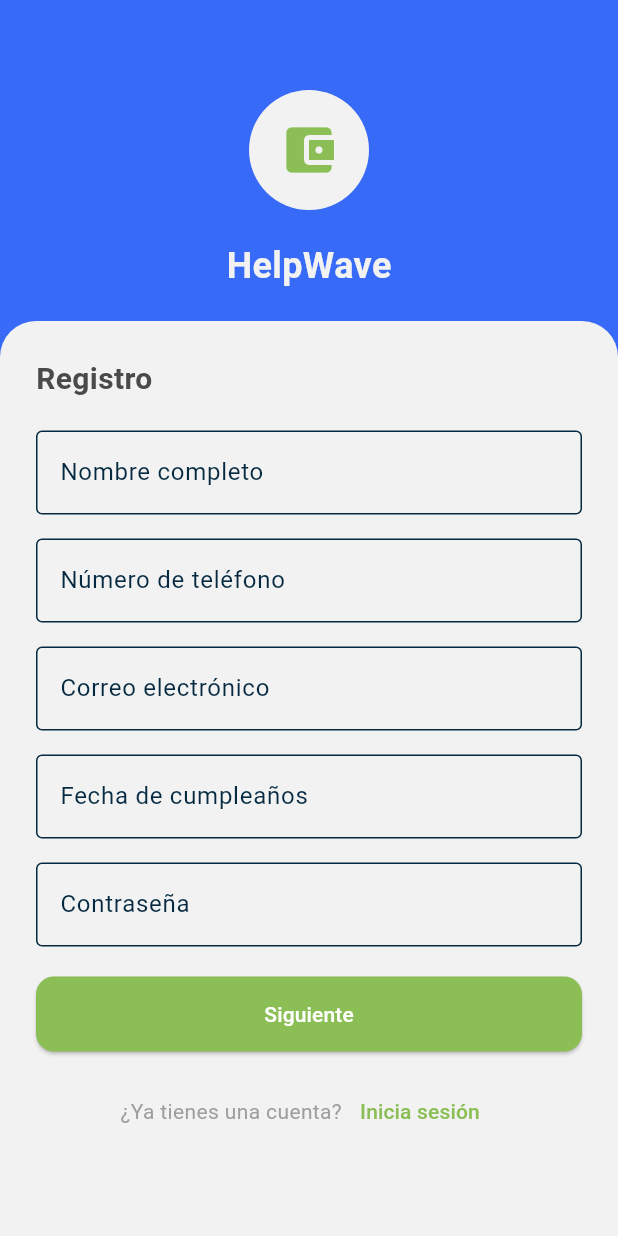
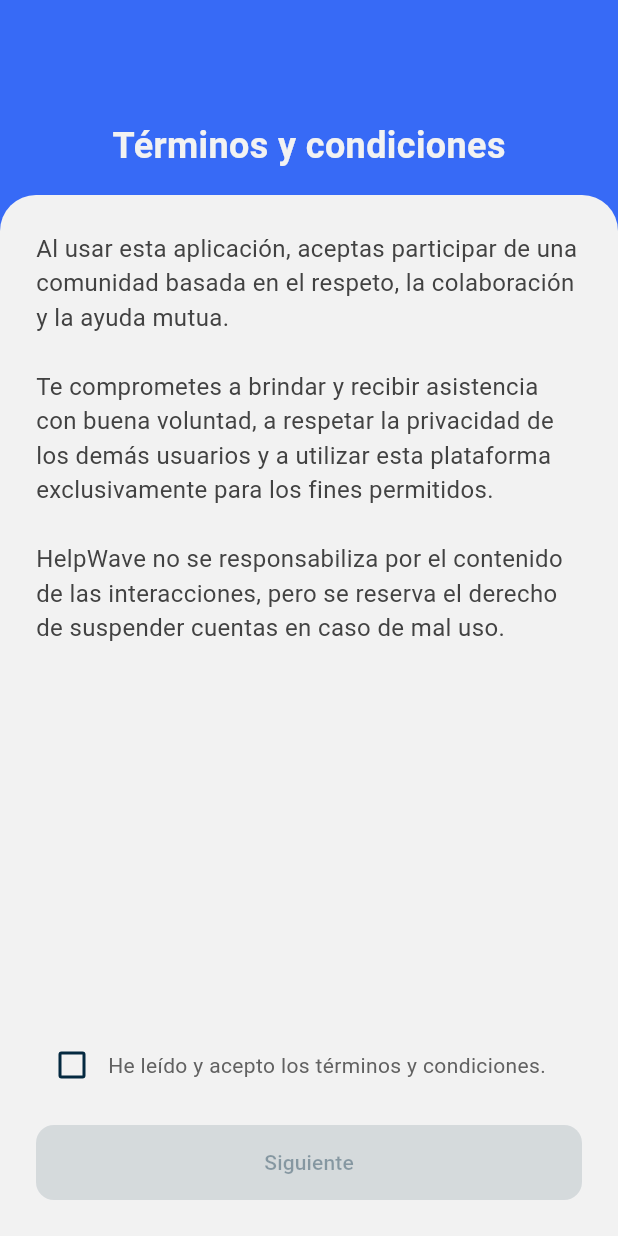
Before and after one commit to Helpwave-App/helpwave_mobile_app, a Flutter app: the SignUpScreen screen opened by its route, after a tap on "Siguiente", on a phone screen of 412 x 824 dp. Run offline on Flutter 3.47's test engine with Material 3 defaults, Android fonts, the phone set to English and light mode, and no system bars; our stand-ins replace flutter_riverpod, permission_handler; missing offline and left inert: agora_rtc_engine.

Commit message:
Add Terms and Conditions screen

```diff
--- a/lib/src/common/animations/animated_route.dart
+++ b/lib/src/common/animations/animated_route.dart
@@ -18,7 +18,7 @@ enum RouteTransitionType {
   modalFromBottom, // From bottom to top
 }
 
-Route animatedRouteTo(Widget page,
+Route animatedRouteTo(BuildContext context, Widget page,
     {Duration duration = const Duration(milliseconds: 1000),
     RouteTransitionType type = RouteTransitionType.fadeUp,
     Curve curve = Curves.fastOutSlowIn}) {
--- a/lib/src/features/auth/presentation/sign_in_screen.dart
+++ b/lib/src/features/auth/presentation/sign_in_screen.dart
@@ -86,7 +86,7 @@ class SignInScreen extends StatelessWidget {
                         TextButton(
                           onPressed: () {
                             Navigator.of(context).push(animatedRouteTo(
-                                const SignUpScreen(),
+                                context, const SignUpScreen(),
                                 duration: Duration(milliseconds: 200),
                                 curve: Curves.easeInOut));
                           },
--- a/lib/src/features/auth/presentation/sign_up_screen.dart
+++ b/lib/src/features/auth/presentation/sign_up_screen.dart
@@ -1,7 +1,9 @@
 import 'package:flutter/material.dart';
 
 import '../../../common/animations/animated_route.dart';
+import '../../../routing/app_router.dart';
 import 'sign_in_screen.dart';
+import 'terms_and_conditions_screen.dart';
 
 class SignUpScreen extends StatelessWidget {
   const SignUpScreen({super.key});
@@ -89,7 +91,12 @@ class SignUpScreen extends StatelessWidget {
                     ),
                     const SizedBox(height: 20),
                     ElevatedButton(
-                      onPressed: () {},
+                      onPressed: () {
+                        Navigator.of(context).push(animatedRouteTo(
+                            context, const TermsAndConditionsScreen(),
+                            duration: Duration(milliseconds: 200),
+                            curve: Curves.easeInOut));
+                      },
                       style: ElevatedButton.styleFrom(
                         minimumSize: const Size.fromHeight(50),
                         backgroundColor: Theme.of(context).colorScheme.tertiary,
@@ -106,7 +113,7 @@ class SignUpScreen extends StatelessWidget {
                           TextButton(
                             onPressed: () {
                               Navigator.of(context).push(animatedRouteTo(
-                                  const SignInScreen(),
+                                  context, const SignInScreen(),
                                   duration: Duration(milliseconds: 200),
                                   curve: Curves.easeInOut));
                             },
--- /dev/null
+++ b/lib/src/features/auth/presentation/terms_and_conditions_screen.dart
@@ -0,0 +1,101 @@
+import 'package:flutter/material.dart';
+
+class TermsAndConditionsScreen extends StatefulWidget {
+  const TermsAndConditionsScreen({super.key});
+
+  @override
+  State<TermsAndConditionsScreen> createState() =>
+      _TermsAndConditionsScreenState();
+}
+
+class _TermsAndConditionsScreenState extends State<TermsAndConditionsScreen> {
+  bool _accepted = false;
+
+  void _onCheckboxChanged(bool? value) {
+    setState(() {
+      _accepted = value ?? false;
+    });
+  }
+
+  void _onNextPressed() {
+    if (_accepted) {
+      // Aquí iría la navegación a la siguiente pantalla
+      ScaffoldMessenger.of(context).showSnackBar(
+        const SnackBar(content: Text('Continuando con el registro...')),
+      );
+    }
+  }
+
+  @override
+  Widget build(BuildContext context) {
+    return Scaffold(
+      backgroundColor: Theme.of(context).colorScheme.secondary,
+      body: Column(
+        children: [
+          const SizedBox(height: 80),
+          Padding(
+            padding: const EdgeInsets.symmetric(horizontal: 24),
+            child: Text(
+              'Términos y condiciones',
+              style: TextStyle(
+                color: Theme.of(context).colorScheme.surface,
+                fontSize: 24,
+                fontWeight: FontWeight.bold,
+              ),
+            ),
+          ),
+          const SizedBox(height: 16),
+          Expanded(
+            child: Container(
+              padding: const EdgeInsets.all(24),
+              decoration: BoxDecoration(
+                color: Theme.of(context).colorScheme.surface,
+                borderRadius:
+                    const BorderRadius.vertical(top: Radius.circular(24)),
+              ),
+              child: Column(
+                crossAxisAlignment: CrossAxisAlignment.start,
+                children: [
+                  Expanded(
+                    child: SingleChildScrollView(
+                      child: Text(
+                        // Aquí puedes reemplazar con tu texto real
+                        'Al usar esta aplicación, aceptas participar de una comunidad basada en el respeto, la colaboración y la ayuda mutua.\n\n'
+                        'Te comprometes a brindar y recibir asistencia con buena voluntad, a respetar la privacidad de los demás usuarios y a utilizar esta plataforma exclusivamente para los fines permitidos.\n\n'
+                        'HelpWave no se responsabiliza por el contenido de las interacciones, pero se reserva el derecho de suspender cuentas en caso de mal uso.',
+                        style: TextStyle(fontSize: 16, color: Colors.grey[800]),
+                      ),
+                    ),
+                  ),
+                  Row(
+                    children: [
+                      Checkbox(
+                        value: _accepted,
+                        onChanged: _onCheckboxChanged,
+                      ),
+                      Expanded(
+                        child: Text(
+                          'He leído y acepto los términos y condiciones.',
+                          style: TextStyle(color: Colors.grey[700]),
+                        ),
+                      ),
+                    ],
+                  ),
+                  const SizedBox(height: 16),
+                  ElevatedButton(
+                    onPressed: _accepted ? _onNextPressed : null,
+                    style: ElevatedButton.styleFrom(
+                      minimumSize: const Size.fromHeight(50),
+                      backgroundColor: Theme.of(context).colorScheme.tertiary,
+                    ),
+                    child: const Text('Siguiente'),
+                  ),
+                ],
+              ),
+            ),
+          ),
+        ],
+      ),
+    );
+  }
+}
--- a/lib/src/features/auth/presentation/welcome_screen.dart
+++ b/lib/src/features/auth/presentation/welcome_screen.dart
@@ -71,7 +71,7 @@ class WelcomeScreen extends StatelessWidget {
                 ElevatedButton(
                   onPressed: () {
                     Navigator.of(context).push(animatedRouteTo(
-                        const SignInScreen(),
+                        context, const SignInScreen(),
                         curve: Curves.easeInOutBack));
                   },
                   style: ElevatedButton.styleFrom(
@@ -84,7 +84,7 @@ class WelcomeScreen extends StatelessWidget {
                 OutlinedButton(
                   onPressed: () {
                     Navigator.of(context).push(animatedRouteTo(
-                        const SignUpScreen(),
+                        context, const SignUpScreen(),
                         curve: Curves.easeInOutBack));
                   },
                   style: OutlinedButton.styleFrom(
--- a/lib/src/routing/app_router.dart
+++ b/lib/src/routing/app_router.dart
@@ -1,4 +1,5 @@
 import 'package:flutter/material.dart';
+import 'package:helpwave_mobile_app/src/features/auth/presentation/terms_and_conditions_screen.dart';
 
 import '../features/auth/presentation/sign_in_screen.dart';
 import '../features/auth/presentation/sign_up_screen.dart';
@@ -9,6 +10,7 @@ import '../features/videocall/presentation/videocall_screen.dart';
 class AppRouter {
   static const String welcomeRoute = '/';
   static const String registerRoute = '/register';
+  static const String termsRoute = '/terms-and-conditions';
   static const String loginRoute = '/login';
   static const String homeRoute = '/home';
   static const String videoCallRoute = '/videocall';
@@ -17,12 +19,20 @@ class AppRouter {
     switch (settings.name) {
       case welcomeRoute:
         return MaterialPageRoute(builder: (_) => const WelcomeScreen());
+
       case registerRoute:
         return MaterialPageRoute(builder: (_) => const SignUpScreen());
+
+      case termsRoute:
+        return MaterialPageRoute(
+            builder: (_) => const TermsAndConditionsScreen());
+
       case loginRoute:
         return MaterialPageRoute(builder: (_) => const SignInScreen());
+
       case homeRoute:
         return MaterialPageRoute(builder: (_) => const HomeScreen());
+
       case videoCallRoute:
         final args = settings.arguments as Map<String, dynamic>;
         final token = args['token'] as String;
```
